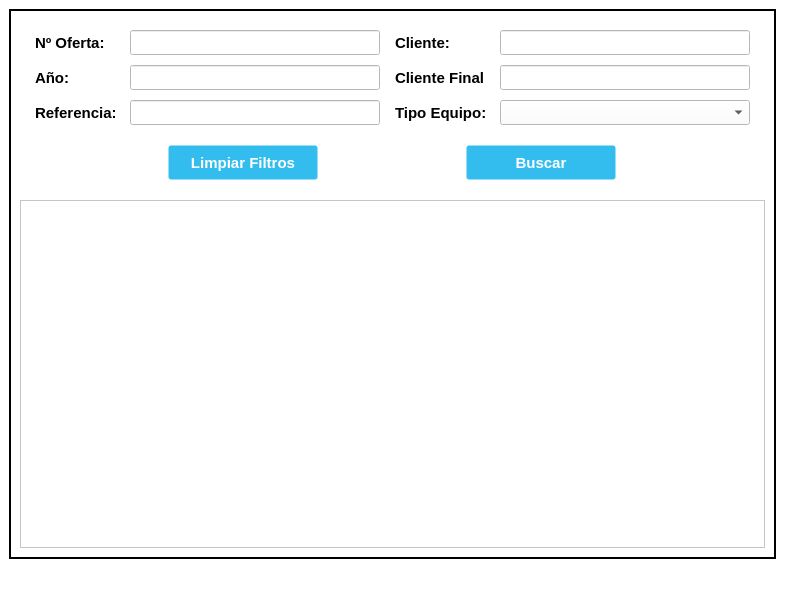
First picture: the form in UI_Files/QueryOffer_Window.ui, repository e-serrano/ERP_EIPSA, before the edit.
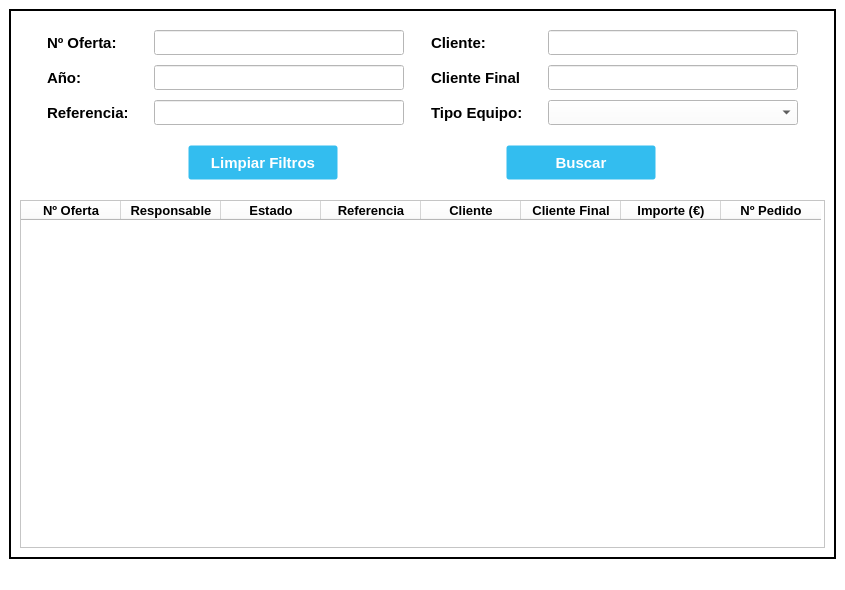
Second picture: the form after the edit. Icons and pictures are not drawn.

```diff
--- a/UI_Files/QueryOffer_Window.ui
+++ b/UI_Files/QueryOffer_Window.ui
@@ -6,13 +6,19 @@
    <rect>
     <x>0</x>
     <y>0</y>
-    <width>785</width>
+    <width>845</width>
     <height>590</height>
    </rect>
   </property>
   <property name="minimumSize">
    <size>
-    <width>785</width>
+    <width>845</width>
+    <height>590</height>
+   </size>
+  </property>
+  <property name="maximumSize">
+   <size>
+    <width>845</width>
     <height>590</height>
    </size>
   </property>
@@ -74,12 +80,6 @@
    <layout class="QGridLayout" name="gridLayout">
     <item row="0" column="0">
      <widget class="QFrame" name="frame">
-      <property name="minimumSize">
-       <size>
-        <width>640</width>
-        <height>480</height>
-       </size>
-      </property>
       <property name="frameShape">
        <enum>QFrame::StyledPanel</enum>
       </property>
@@ -91,7 +91,96 @@
         <number>10</number>
        </property>
        <item row="7" column="0">
-        <widget class="QTableWidget" name="tableQueryOffer"/>
+        <widget class="QTableWidget" name="tableQueryOffer">
+         <column>
+          <property name="text">
+           <string>Nº Oferta</string>
+          </property>
+          <property name="font">
+           <font>
+            <pointsize>10</pointsize>
+            <bold>true</bold>
+           </font>
+          </property>
+         </column>
+         <column>
+          <property name="text">
+           <string>Responsable</string>
+          </property>
+          <property name="font">
+           <font>
+            <pointsize>10</pointsize>
+            <bold>true</bold>
+           </font>
+          </property>
+         </column>
+         <column>
+          <property name="text">
+           <string>Estado</string>
+          </property>
+          <property name="font">
+           <font>
+            <pointsize>10</pointsize>
+            <bold>true</bold>
+           </font>
+          </property>
+         </column>
+         <column>
+          <property name="text">
+           <string>Referencia</string>
+          </property>
+          <property name="font">
+           <font>
+            <pointsize>10</pointsize>
+            <bold>true</bold>
+           </font>
+          </property>
+         </column>
+         <column>
+          <property name="text">
+           <string>Cliente</string>
+          </property>
+          <property name="font">
+           <font>
+            <pointsize>10</pointsize>
+            <bold>true</bold>
+           </font>
+          </property>
+         </column>
+         <column>
+          <property name="text">
+           <string>Cliente Final</string>
+          </property>
+          <property name="font">
+           <font>
+            <pointsize>10</pointsize>
+            <bold>true</bold>
+           </font>
+          </property>
+         </column>
+         <column>
+          <property name="text">
+           <string>Importe (€)</string>
+          </property>
+          <property name="font">
+           <font>
+            <pointsize>10</pointsize>
+            <bold>true</bold>
+           </font>
+          </property>
+         </column>
+         <column>
+          <property name="text">
+           <string>Nº Pedido</string>
+          </property>
+          <property name="font">
+           <font>
+            <pointsize>10</pointsize>
+            <bold>true</bold>
+           </font>
+          </property>
+         </column>
+        </widget>
        </item>
        <item row="5" column="0">
         <layout class="QHBoxLayout" name="hLayout4">
```
Left out of the diff: 6 changed lines with no effect on the pictures.
